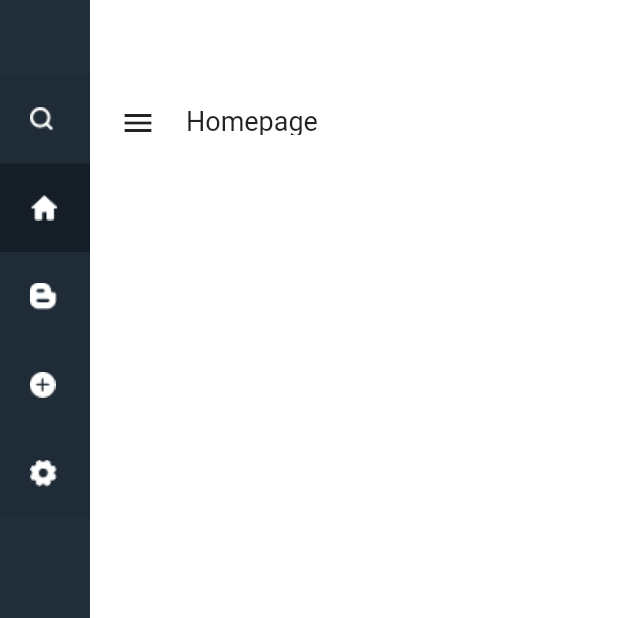
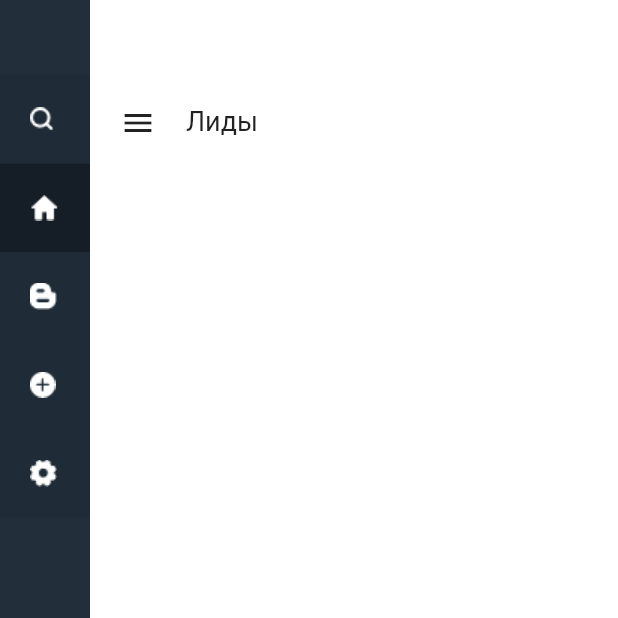
Before and after one commit to DarkestEcho/bitrix24app, a Flutter app: the screen it shows after launch, on a phone screen of 412 x 824 dp, the top half of it. Run offline on Flutter 3.47's test engine with Material 2 defaults, Android fonts, the phone set to English and light mode, and no system bars.

Commit message:
Change side buttons names

```diff
--- a/lib/main.dart
+++ b/lib/main.dart
@@ -32,12 +32,7 @@ class AppContainer extends StatefulWidget {
 class _AppContainerState extends State<AppContainer> {
   final searchFocusNode = FocusNode();
 
-  final List<String> menuItems = [
-    'Home',
-    'Blogger',
-    'Add New Post',
-    'Settings'
-  ];
+  final List<String> menuItems = ['Лиды', 'Сделки', 'Контакты', 'Настройки'];
 
   final List<String> menuIcons = [
     'icon_home',
@@ -54,7 +49,7 @@ class _AppContainerState extends State<AppContainer> {
 
   int selectedMenuItem = 0;
 
-  String pageTitle = 'Homepage';
+  String pageTitle = 'Лиды';
 
   @override
   void dispose() {
@@ -79,16 +74,16 @@ class _AppContainerState extends State<AppContainer> {
   void setPageTitle() {
     switch (selectedMenuItem) {
       case 0:
-        pageTitle = 'Homepage';
+        pageTitle = 'Лиды';
         break;
       case 1:
-        pageTitle = 'Blogger';
+        pageTitle = 'Сделки';
         break;
       case 2:
-        pageTitle = 'Add New Post';
+        pageTitle = 'Контакты';
         break;
       case 3:
-        pageTitle = 'Settings';
+        pageTitle = 'Настройки';
         break;
     }
   }
@@ -129,7 +124,7 @@ class _AppContainerState extends State<AppContainer> {
                               decoration: InputDecoration(
                                 border: InputBorder.none,
                                 contentPadding: EdgeInsets.all(20),
-                                hintText: 'Search here...',
+                                hintText: 'Найти ${_getMenuItemForSearch()}...',
                                 hintStyle: TextStyle(
                                   color: Color(0xFFB666666),
                                 ),
@@ -166,7 +161,7 @@ class _AppContainerState extends State<AppContainer> {
                 Container(
                   child: MenuItem(
                     itemIcon: 'icon_logout',
-                    itemText: 'Logout',
+                    itemText: 'Выйти',
                     selected: selectedMenuItem,
                     position: menuItems.length + 1,
                   ),
@@ -219,6 +214,19 @@ class _AppContainerState extends State<AppContainer> {
       ),
     );
   }
+
+  String _getMenuItemForSearch() {
+    switch (selectedMenuItem) {
+      case 0:
+        return 'Лид';
+      case 1:
+        return 'Сделку';
+      case 2:
+        return 'Контакт';
+      default:
+        return '';
+    }
+  }
 }
 
 class MenuItem extends StatelessWidget {
```
